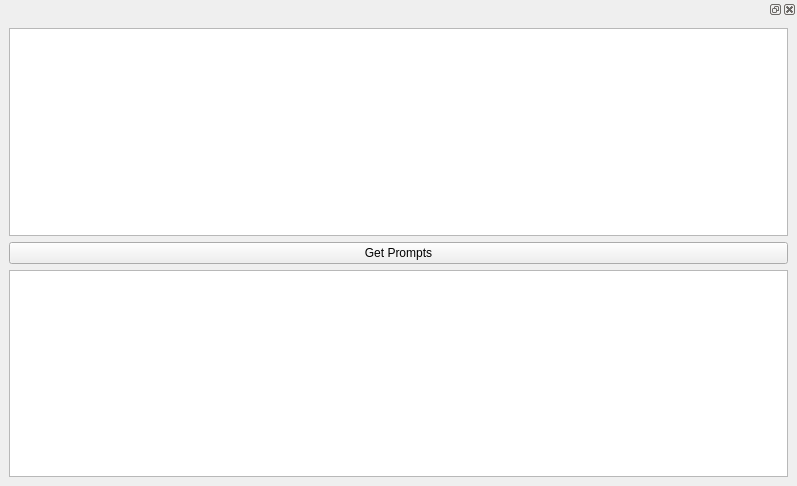
XmYx/ainodes-pyside, file frontend/ui_widgets/prompt_fetcher.ui: the form before one commit.
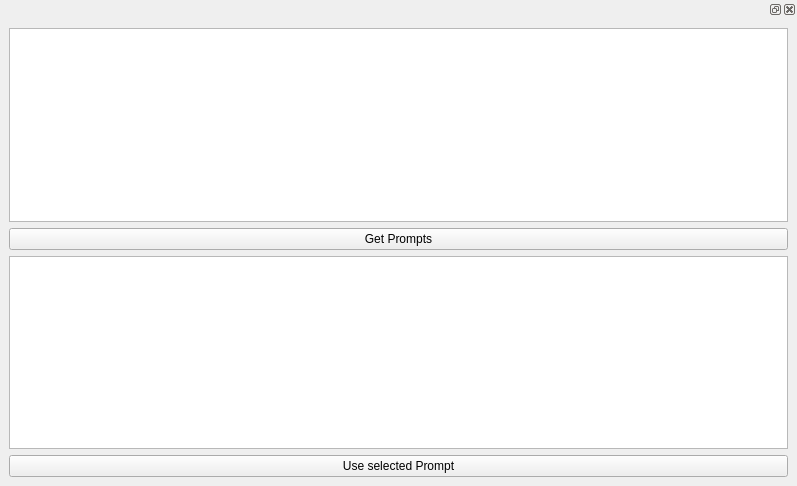
The form after the commit.

Commit message: prompt fetcher

Patch:
```diff
--- a/frontend/ui_widgets/prompt_fetcher.ui
+++ b/frontend/ui_widgets/prompt_fetcher.ui
@@ -43,6 +43,13 @@
        <item>
         <widget class="QTextEdit" name="output"/>
        </item>
+       <item>
+        <widget class="QPushButton" name="usePrompt">
+         <property name="text">
+          <string>Use selected Prompt</string>
+         </property>
+        </widget>
+       </item>
       </layout>
      </widget>
     </widget>
```
The commit also changes 1 other file.
